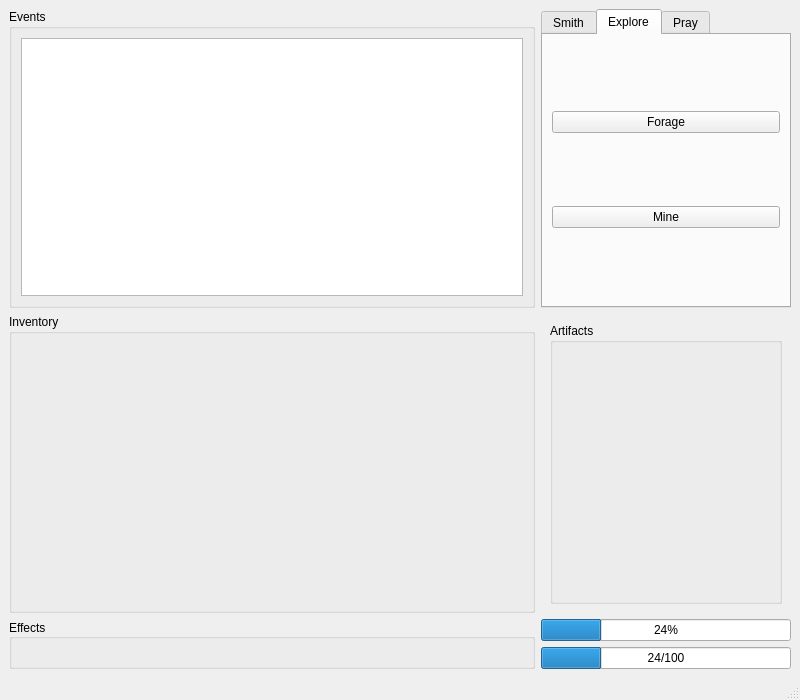
Before: the Qt Designer form assets/ui/main.ui in pierce-smith1/aor, drawn with Qt 5.
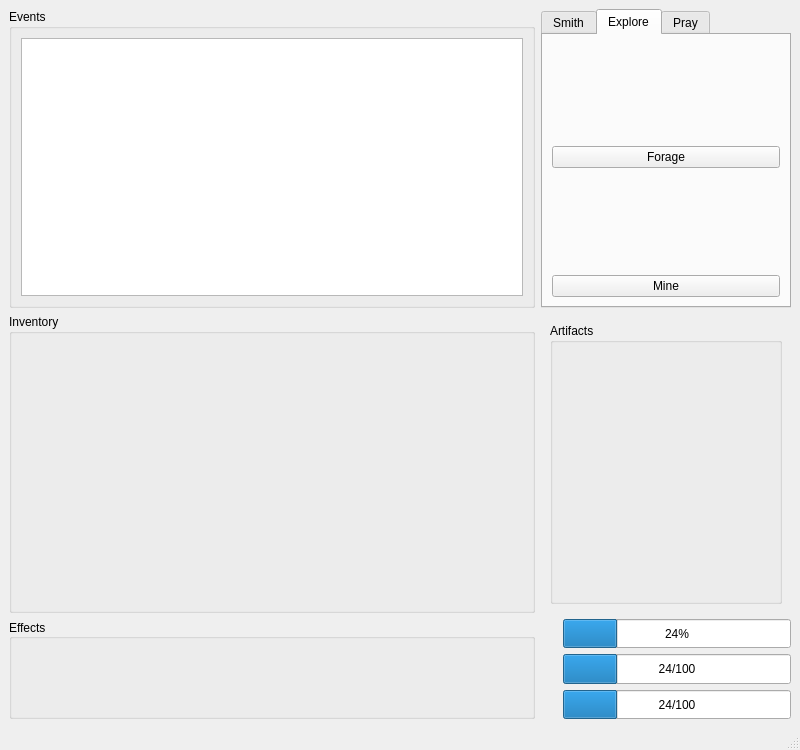
After: the same form once the commit is applied. The open tabs and pages were chosen to show the change. Icons and pictures are not drawn.

What changed in the file:
```diff
--- a/assets/ui/main.ui
+++ b/assets/ui/main.ui
@@ -7,7 +7,7 @@
     <x>0</x>
     <y>0</y>
     <width>800</width>
-    <height>700</height>
+    <height>750</height>
    </rect>
   </property>
   <property name="sizePolicy">
@@ -19,13 +19,13 @@
   <property name="minimumSize">
    <size>
     <width>800</width>
-    <height>700</height>
+    <height>750</height>
    </size>
   </property>
   <property name="maximumSize">
    <size>
     <width>800</width>
-    <height>700</height>
+    <height>750</height>
    </size>
   </property>
   <property name="windowTitle">
@@ -45,25 +45,6 @@
     </size>
    </property>
    <layout class="QGridLayout" name="gridLayout_2">
-    <item row="3" column="1">
-     <widget class="QProgressBar" name="energy_bar">
-      <property name="sizePolicy">
-       <sizepolicy hsizetype="Minimum" vsizetype="Fixed">
-        <horstretch>0</horstretch>
-        <verstretch>0</verstretch>
-       </sizepolicy>
-      </property>
-      <property name="maximum">
-       <number>100</number>
-      </property>
-      <property name="value">
-       <number>24</number>
-      </property>
-      <property name="format">
-       <string>%v/%m</string>
-      </property>
-     </widget>
-    </item>
     <item row="1" column="1">
      <widget class="QWidget" name="widget" native="true">
       <property name="minimumSize">
@@ -97,20 +78,6 @@
       </layout>
      </widget>
     </item>
-    <item row="2" column="0" rowspan="2">
-     <widget class="QGroupBox" name="effect_group">
-      <property name="title">
-       <string>Effects</string>
-      </property>
-      <property name="alignment">
-       <set>Qt::AlignLeading|Qt::AlignLeft|Qt::AlignVCenter</set>
-      </property>
-      <property name="flat">
-       <bool>false</bool>
-      </property>
-      <layout class="QHBoxLayout" name="horizontalLayout"/>
-     </widget>
-    </item>
     <item row="0" column="0">
      <widget class="QGroupBox" name="groupBox_6">
       <property name="title">
@@ -147,25 +114,6 @@
       <layout class="QGridLayout" name="gridLayout"/>
      </widget>
     </item>
-    <item row="2" column="1">
-     <widget class="QProgressBar" name="activity_time_bar">
-      <property name="sizePolicy">
-       <sizepolicy hsizetype="Minimum" vsizetype="Fixed">
-        <horstretch>0</horstretch>
-        <verstretch>0</verstretch>
-       </sizepolicy>
-      </property>
-      <property name="value">
-       <number>24</number>
-      </property>
-      <property name="invertedAppearance">
-       <bool>false</bool>
-      </property>
-      <property name="textDirection">
-       <enum>QProgressBar::TopToBottom</enum>
-      </property>
-     </widget>
-    </item>
     <item row="0" column="1">
      <widget class="QTabWidget" name="action_tabs">
       <property name="sizePolicy">
@@ -239,6 +187,8 @@
        </attribute>
        <layout class="QGridLayout" name="gridLayout_4">
         <item row="0" column="0">
+         <layout class="QGridLayout" name="exploring_layout">
+          <item row="1" column="0">
          <widget class="QPushButton" name="forage_button">
           <property name="minimumSize">
            <size>
@@ -260,7 +210,10 @@
           </property>
          </widget>
         </item>
-        <item row="1" column="0">
+          <item row="0" column="0">
+           <widget class="QWidget" name="ghost_1" native="true"/>
+          </item>
+          <item row="3" column="0">
          <widget class="QPushButton" name="mine_button">
           <property name="toolTip">
            <string>Find earthly materials, which you can use to smith better tools.</string>
@@ -270,6 +223,11 @@
           </property>
          </widget>
         </item>
+          <item row="2" column="0">
+           <widget class="QWidget" name="ghost_2" native="true"/>
+          </item>
+         </layout>
+        </item>
        </layout>
       </widget>
       <widget class="QWidget" name="praying_tab">
@@ -294,6 +252,159 @@
       </widget>
      </widget>
     </item>
+    <item row="5" column="1">
+     <layout class="QGridLayout" name="gridLayout_5">
+      <item row="0" column="1">
+       <widget class="QProgressBar" name="activity_time_bar">
+        <property name="sizePolicy">
+         <sizepolicy hsizetype="Minimum" vsizetype="Minimum">
+          <horstretch>0</horstretch>
+          <verstretch>0</verstretch>
+         </sizepolicy>
+        </property>
+        <property name="maximumSize">
+         <size>
+          <width>16777215</width>
+          <height>80</height>
+         </size>
+        </property>
+        <property name="value">
+         <number>24</number>
+        </property>
+        <property name="invertedAppearance">
+         <bool>false</bool>
+        </property>
+        <property name="textDirection">
+         <enum>QProgressBar::TopToBottom</enum>
+        </property>
+       </widget>
+      </item>
+      <item row="2" column="0">
+       <widget class="QLabel" name="morale_icon">
+        <property name="sizePolicy">
+         <sizepolicy hsizetype="Minimum" vsizetype="Preferred">
+          <horstretch>0</horstretch>
+          <verstretch>0</verstretch>
+         </sizepolicy>
+        </property>
+        <property name="maximumSize">
+         <size>
+          <width>16</width>
+          <height>16777215</height>
+         </size>
+        </property>
+        <property name="text">
+         <string/>
+        </property>
+        <property name="pixmap">
+         <pixmap resource="../../images.qrc">:/assets/img/icons/leaf.png</pixmap>
+        </property>
+       </widget>
+      </item>
+      <item row="3" column="0">
+       <widget class="QLabel" name="energy_icon">
+        <property name="sizePolicy">
+         <sizepolicy hsizetype="Minimum" vsizetype="Preferred">
+          <horstretch>0</horstretch>
+          <verstretch>0</verstretch>
+         </sizepolicy>
+        </property>
+        <property name="pixmap">
+         <pixmap resource="../../images.qrc">:/assets/img/icons/leaf.png</pixmap>
+        </property>
+       </widget>
+      </item>
+      <item row="3" column="1">
+       <widget class="QProgressBar" name="energy_bar">
+        <property name="sizePolicy">
+         <sizepolicy hsizetype="Minimum" vsizetype="Minimum">
+          <horstretch>0</horstretch>
+          <verstretch>0</verstretch>
+         </sizepolicy>
+        </property>
+        <property name="maximumSize">
+         <size>
+          <width>16777215</width>
+          <height>80</height>
+         </size>
+        </property>
+        <property name="maximum">
+         <number>100</number>
+        </property>
+        <property name="value">
+         <number>24</number>
+        </property>
+        <property name="format">
+         <string>%v/%m</string>
+        </property>
+       </widget>
+      </item>
+      <item row="0" column="0">
+       <widget class="QLabel" name="time_icon">
+        <property name="sizePolicy">
+         <sizepolicy hsizetype="Minimum" vsizetype="Minimum">
+          <horstretch>0</horstretch>
+          <verstretch>0</verstretch>
+         </sizepolicy>
+        </property>
+        <property name="text">
+         <string/>
+        </property>
+        <property name="pixmap">
+         <pixmap resource="../../images.qrc">:/assets/img/icons/leaf.png</pixmap>
+        </property>
+       </widget>
+      </item>
+      <item row="2" column="1">
+       <widget class="QProgressBar" name="morale_bar">
+        <property name="sizePolicy">
+         <sizepolicy hsizetype="Minimum" vsizetype="Minimum">
+          <horstretch>0</horstretch>
+          <verstretch>0</verstretch>
+         </sizepolicy>
+        </property>
+        <property name="maximumSize">
+         <size>
+          <width>16777215</width>
+          <height>80</height>
+         </size>
+        </property>
+        <property name="value">
+         <number>24</number>
+        </property>
+        <property name="format">
+         <string>%v/%m</string>
+        </property>
+       </widget>
+      </item>
+     </layout>
+    </item>
+    <item row="5" column="0">
+     <widget class="QGroupBox" name="effect_group">
+      <property name="sizePolicy">
+       <sizepolicy hsizetype="Preferred" vsizetype="Minimum">
+        <horstretch>0</horstretch>
+        <verstretch>0</verstretch>
+       </sizepolicy>
+      </property>
+      <property name="maximumSize">
+       <size>
+        <width>16777215</width>
+        <height>100</height>
+       </size>
+      </property>
+      <property name="title">
+       <string>Effects</string>
+      </property>
+      <property name="alignment">
+       <set>Qt::AlignLeading|Qt::AlignLeft|Qt::AlignVCenter</set>
+      </property>
+      <property name="flat">
+       <bool>false</bool>
+      </property>
+      <layout class="QHBoxLayout" name="horizontalLayout"/>
+     </widget>
+    </item>
    </layout>
   </widget>
   <widget class="QMenuBar" name="menubar">
```
Left out of the diff: 2 changed lines with no effect on the pictures. Lines whose indentation alone changed are shown as unchanged.
